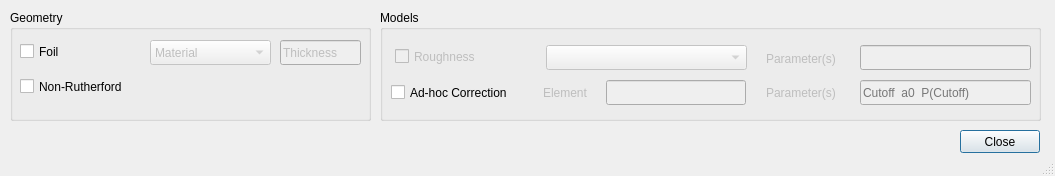
Above: ui/ndf_more_options.ui from m-sequeira/IBA-Studio before the change. Below: the same form after it.
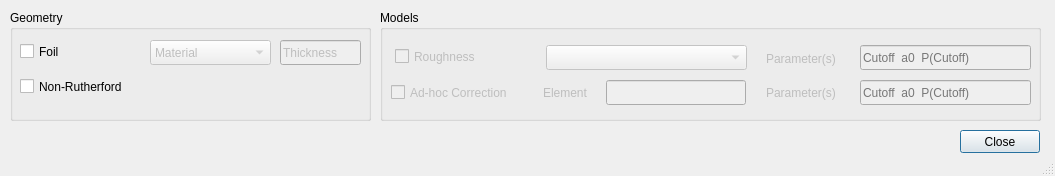
That is the form after the change.

```diff
--- a/ui/ndf_more_options.ui
+++ b/ui/ndf_more_options.ui
@@ -42,7 +42,7 @@
       </rect>
      </property>
      <property name="text">
-      <string> </string>
+      <string/>
      </property>
      <property name="placeholderText">
       <string>Cutoff  a0  P(Cutoff)</string>
@@ -170,6 +170,9 @@
      </property>
     </widget>
     <widget class="QCheckBox" name="checkAdhoc_correction">
+     <property name="enabled">
+      <bool>false</bool>
+     </property>
      <property name="geometry">
       <rect>
        <x>11</x>
@@ -209,7 +212,7 @@
       <rect>
        <x>10</x>
        <y>65</y>
-       <width>151</width>
+       <width>351</width>
        <height>23</height>
       </rect>
      </property>
```
